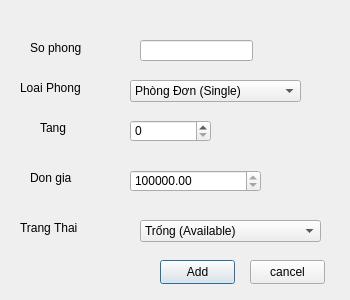
This is roomdialog.ui in nhan17025/PBL2 as Qt 5 draws it before an edit. The edited form follows.
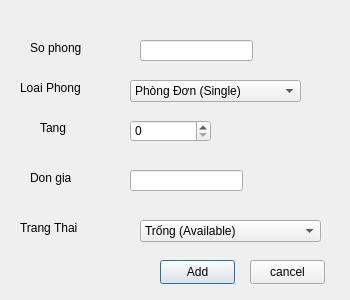
This is the edited form.

```diff
--- a/roomdialog.ui
+++ b/roomdialog.ui
@@ -110,25 +110,6 @@
     </rect>
    </property>
   </widget>
-  <widget class="QDoubleSpinBox" name="spinPrice">
-   <property name="geometry">
-    <rect>
-     <x>130</x>
-     <y>170</y>
-     <width>131</width>
-     <height>22</height>
-    </rect>
-   </property>
-   <property name="minimum">
-    <double>500000.000000000000000</double>
-   </property>
-   <property name="maximum">
-    <double>10000000.000000000000000</double>
-   </property>
-   <property name="singleStep">
-    <double>500000.000000000000000</double>
-   </property>
-  </widget>
   <widget class="QPushButton" name="btnAdd">
    <property name="geometry">
     <rect>
@@ -198,6 +179,19 @@
     </property>
    </item>
   </widget>
+  <widget class="QLineEdit" name="spinPrice">
+   <property name="geometry">
+    <rect>
+     <x>130</x>
+     <y>170</y>
+     <width>113</width>
+     <height>21</height>
+    </rect>
+   </property>
+   <property name="readOnly">
+    <bool>true</bool>
+   </property>
+  </widget>
  </widget>
  <resources/>
  <connections/>
```
